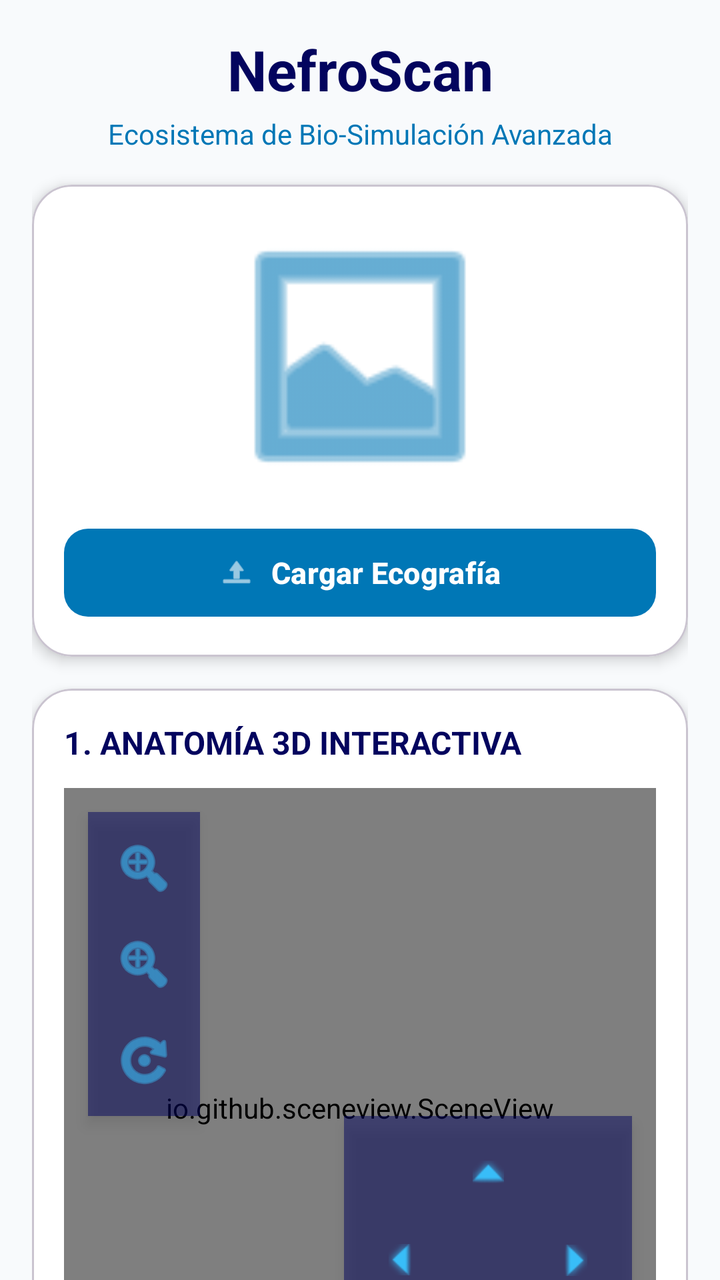
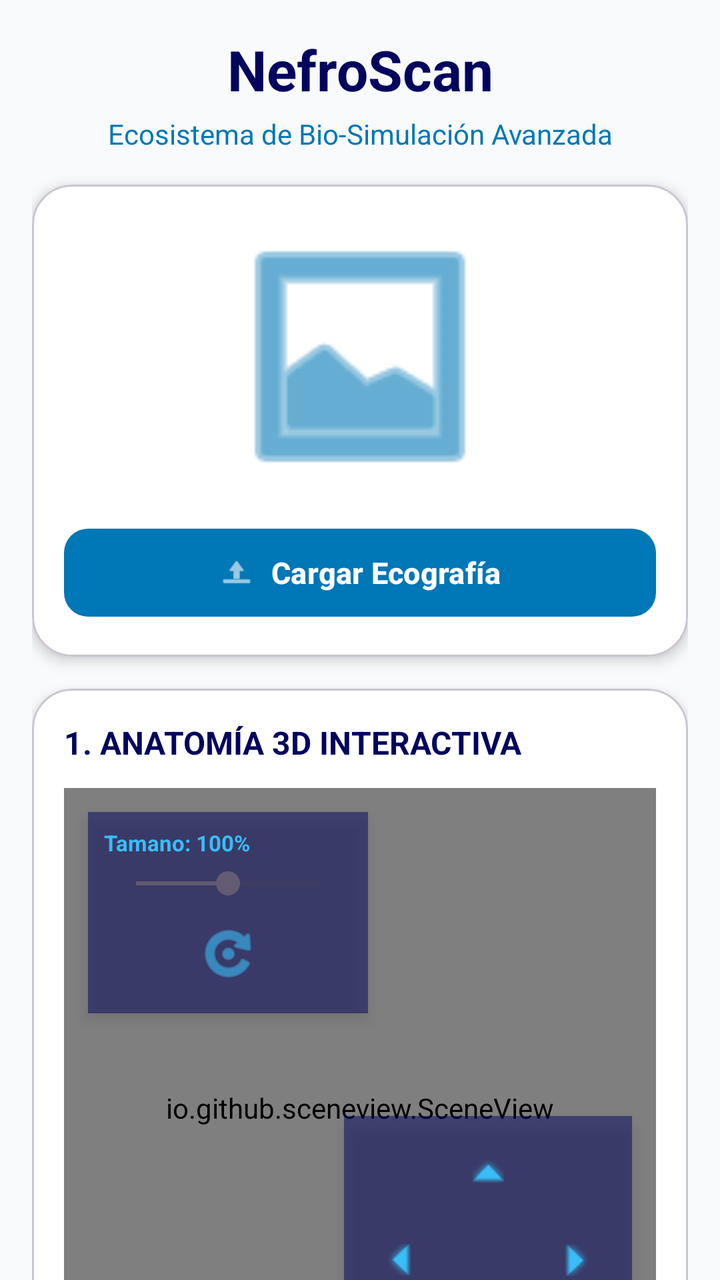

Before-and-after screenshots of an Android layout around one commit, followed by the original layout XML and the change that was made.
<!-- AndroidManifest.xml: application theme Theme.NefroScan -->
<!-- res/layout/activity_main.xml -->
<?xml version="1.0" encoding="utf-8"?>
<ScrollView xmlns:android="http://schemas.android.com/apk/res/android"
    xmlns:app="http://schemas.android.com/apk/res-auto"
    xmlns:tools="http://schemas.android.com/tools"
    android:id="@+id/main"
    android:layout_width="match_parent"
    android:layout_height="match_parent"
    android:background="#F8FAFC"
    android:fillViewport="true"
    android:scrollbars="none"
    android:overScrollMode="ifContentScrolls"
    tools:context=".MainActivity">

    <LinearLayout
        android:layout_width="match_parent"
        android:layout_height="wrap_content"
        android:orientation="vertical"
        android:padding="16dp">

        
        <TextView
            android:layout_width="match_parent"
            android:layout_height="wrap_content"
            android:text="@string/app_name"
            android:textColor="#03045E"
            android:textSize="28sp"
            android:textStyle="bold"
            android:gravity="center"
            android:layout_marginBottom="4dp" />

        <TextView
            android:layout_width="match_parent"
            android:layout_height="wrap_content"
            android:text="@string/subtitle_simulation"
            android:textColor="#0077B6"
            android:textSize="14sp"
            android:gravity="center"
            android:layout_marginBottom="16dp" />

        
        <com.google.android.material.card.MaterialCardView
            android:layout_width="match_parent"
            android:layout_height="wrap_content"
            app:cardCornerRadius="20dp"
            app:cardElevation="4dp"
            app:cardBackgroundColor="#FFFFFF"
            android:layout_marginBottom="16dp">

            <LinearLayout
                android:layout_width="match_parent"
                android:layout_height="wrap_content"
                android:orientation="vertical"
                android:padding="16dp"
                android:gravity="center">

                <ImageView
                    android:id="@+id/imgPreview"
                    android:layout_width="140dp"
                    android:layout_height="140dp"
                    android:scaleType="centerCrop"
                    android:src="@android:drawable/ic_menu_gallery"
                    android:contentDescription="Ecografía renal"
                    android:layout_marginBottom="12dp"
                    app:tint="#0077B6" />

                <com.google.android.material.button.MaterialButton
                    android:id="@+id/btnSelect"
                    android:layout_width="match_parent"
                    android:layout_height="52dp"
                    android:text="@string/btn_load_ultrasound"
                    android:textColor="#FFFFFF"
                    android:textSize="15sp"
                    android:textStyle="bold"
                    app:backgroundTint="#0077B6"
                    app:cornerRadius="12dp"
                    app:icon="@android:drawable/ic_menu_upload"
                    app:iconTint="#FFFFFF"
                    app:iconGravity="textStart" />
            </LinearLayout>
        </com.google.android.material.card.MaterialCardView>

        
        <com.google.android.material.card.MaterialCardView
            android:layout_width="match_parent"
            android:layout_height="wrap_content"
            app:cardCornerRadius="20dp"
            app:cardElevation="4dp"
            app:cardBackgroundColor="#FFFFFF"
            android:layout_marginBottom="16dp">

            <LinearLayout
                android:layout_width="match_parent"
                android:layout_height="wrap_content"
                android:orientation="vertical"
                android:padding="16dp">

                <TextView
                    android:id="@+id/lblTitleVisor"
                    android:layout_width="match_parent"
                    android:layout_height="wrap_content"
                    android:text="@string/title_anatomy_3d"
                    android:textColor="#03045E"
                    android:textSize="16sp"
                    android:textStyle="bold"
                    android:layout_marginBottom="12dp" />

                
                <FrameLayout
                    android:layout_width="match_parent"
                    android:layout_height="320dp"
                    android:layout_marginBottom="12dp"
                    android:background="#0F172A">

                    <io.github.sceneview.SceneView
                        android:id="@+id/singleSceneView"
                        android:layout_width="match_parent"
                        android:layout_height="match_parent" />

                    
                    <LinearLayout
                        android:layout_width="wrap_content"
                        android:layout_height="wrap_content"
                        android:layout_gravity="top|start"
                        android:layout_margin="12dp"
                        android:orientation="vertical"
                        android:background="#8003045E"
                        android:padding="6dp"
                        android:elevation="4dp">

                        <ImageButton
                            android:id="@+id/btnZoomIn"
                            android:layout_width="44dp"
                            android:layout_height="44dp"
                            android:layout_marginBottom="4dp"
                            android:background="?attr/selectableItemBackgroundBorderless"
                            android:contentDescription="Acercar"
                            android:src="@android:drawable/ic_menu_zoom"
                            app:tint="#38BDF8" />

                        <ImageButton
                            android:id="@+id/btnZoomOut"
                            android:layout_width="44dp"
                            android:layout_height="44dp"
                            android:layout_marginBottom="4dp"
                            android:background="?attr/selectableItemBackgroundBorderless"
                            android:contentDescription="Alejar"
                            android:src="@android:drawable/ic_menu_zoom"
                            app:tint="#38BDF8" />

                        <ImageButton
                            android:id="@+id/btnResetView"
                            android:layout_width="44dp"
                            android:layout_height="44dp"
                            android:background="?attr/selectableItemBackgroundBorderless"
                            android:contentDescription="Restablecer vista"
                            android:src="@android:drawable/ic_menu_rotate"
                            app:tint="#38BDF8" />
                    </LinearLayout>

                    
                    <GridLayout
                        android:layout_width="wrap_content"
                        android:layout_height="wrap_content"
                        android:layout_gravity="bottom|end"
                        android:layout_margin="12dp"
                        android:background="#8003045E"
                        android:padding="6dp"
                        android:elevation="4dp"
                        android:rowCount="3"
                        android:columnCount="3">

                        
                        <Space android:layout_width="44dp" android:layout_height="44dp"/>
                        <ImageButton
                            android:id="@+id/btnUp"
                            android:layout_width="44dp"
                            android:layout_height="44dp"
                            android:background="?attr/selectableItemBackgroundBorderless"
                            android:src="@android:drawable/arrow_up_float"
                            app:tint="#38BDF8"
                            android:contentDescription="Mover arriba"/>
                        <Space android:layout_width="44dp" android:layout_height="44dp"/>

                        
                        <ImageButton
                            android:id="@+id/btnLeft"
                            android:layout_width="44dp"
                            android:layout_height="44dp"
                            android:background="?attr/selectableItemBackgroundBorderless"
                            android:src="@android:drawable/arrow_up_float"
                            android:rotation="270"
                            app:tint="#38BDF8"
                            android:contentDescription="Mover izquierda"/>
                        <Space android:layout_width="44dp" android:layout_height="44dp"/>
                        <ImageButton
                            android:id="@+id/btnRight"
                            android:layout_width="44dp"
                            android:layout_height="44dp"
                            android:background="?attr/selectableItemBackgroundBorderless"
                            android:src="@android:drawable/arrow_up_float"
                            android:rotation="90"
                            app:tint="#38BDF8"
                            android:contentDescription="Mover derecha"/>

                        
                        <Space android:layout_width="44dp" android:layout_height="44dp"/>
                        <ImageButton
                            android:id="@+id/btnDown"
                            android:layout_width="44dp"
                            android:layout_height="44dp"
                            android:background="?attr/selectableItemBackgroundBorderless"
                            android:src="@android:drawable/arrow_down_float"
                            app:tint="#38BDF8"
                            android:contentDescription="Mover abajo"/>
                        <Space android:layout_width="44dp" android:layout_height="44dp"/>
                    </GridLayout>
                </FrameLayout>

                
                <com.google.android.material.button.MaterialButton
                    android:id="@+id/btnToggleViewMode"
                    android:layout_width="match_parent"
                    android:layout_height="52dp"
                    android:text="Cambiar Modo: Gemelo Digital"
                    android:textColor="#FFFFFF"
                    android:textStyle="bold"
                    app:backgroundTint="#0077B6"
                    app:cornerRadius="12dp"
                    app:icon="@android:drawable/ic_menu_view"
                    app:iconTint="#FFFFFF"
                    app:iconGravity="textStart"
                    android:layout_marginBottom="16dp" />

                <TextView
                    android:id="@+id/txtStatusTitle"
                    android:layout_width="wrap_content"
                    android:layout_height="wrap_content"
                    android:text="@string/status_waiting"
                    android:textColor="#03045E"
                    android:textSize="15sp"
                    android:textStyle="bold"
                    android:layout_marginBottom="12dp" />

                <TextView
                    android:id="@+id/lblOpacity"
                    android:layout_width="match_parent"
                    android:layout_height="wrap_content"
                    android:text="@string/lbl_opacity_default"
                    android:textColor="#64748B"
                    android:textSize="12sp"
                    android:layout_marginBottom="4dp" />

                <SeekBar
                    android:id="@+id/sbOpacity"
                    android:layout_width="match_parent"
                    android:layout_height="wrap_content"
                    android:max="100"
                    android:progress="0"
                    android:layout_marginBottom="8dp" />

                <TextView
                    android:id="@+id/lblLayers"
                    android:layout_width="match_parent"
                    android:layout_height="wrap_content"
                    android:text="@string/lbl_layers"
                    android:textColor="#64748B"
                    android:textSize="12sp"
                    android:layout_marginBottom="4dp" />

                <SeekBar
                    android:id="@+id/sbLayers"
                    android:layout_width="match_parent"
                    android:layout_height="wrap_content"
                    android:max="100"
                    android:progress="0" />
            </LinearLayout>
        </com.google.android.material.card.MaterialCardView>

        
        <com.google.android.material.card.MaterialCardView
            android:layout_width="match_parent"
            android:layout_height="wrap_content"
            app:cardCornerRadius="20dp"
            app:cardElevation="4dp"
            app:cardBackgroundColor="#FFFFFF"
            android:layout_marginBottom="16dp">

            <LinearLayout
                android:layout_width="match_parent"
                android:layout_height="wrap_content"
                android:orientation="vertical"
                android:padding="16dp">

                <TextView
                    android:layout_width="match_parent"
                    android:layout_height="wrap_content"
                    android:text="@string/title_temporal_projection"
                    android:textColor="#03045E"
                    android:textSize="16sp"
                    android:textStyle="bold"
                    android:layout_marginBottom="16dp" />

                <TextView
                    android:id="@+id/lblWater"
                    android:layout_width="match_parent"
                    android:layout_height="wrap_content"
                    android:text="@string/prediction_calculating"
                    android:textColor="#64748B"
                    android:textSize="13sp"
                    android:layout_marginBottom="4dp" />

                <SeekBar
                    android:id="@+id/sbWater"
                    android:layout_width="match_parent"
                    android:layout_height="wrap_content"
                    android:max="30"
                    android:progress="15"
                    android:layout_marginBottom="12dp" />

                <TextView
                    android:id="@+id/lblSodium"
                    android:layout_width="match_parent"
                    android:layout_height="wrap_content"
                    android:text="@string/prediction_calculating"
                    android:textColor="#64748B"
                    android:textSize="13sp"
                    android:layout_marginBottom="4dp" />

                <SeekBar
                    android:id="@+id/sbSodium"
                    android:layout_width="match_parent"
                    android:layout_height="wrap_content"
                    android:max="2"
                    android:progress="1"
                    android:layout_marginBottom="12dp" />

                <View
                    android:layout_width="match_parent"
                    android:layout_height="1dp"
                    android:background="#0077B6"
                    android:layout_marginVertical="8dp" />

                <TextView
                    android:id="@+id/txtPrediction5Years"
                    android:layout_width="match_parent"
                    android:layout_height="wrap_content"
                    android:text="@string/prediction_calculating"
                    android:textColor="#03045E"
                    android:textSize="14sp"
                    android:layout_marginBottom="4dp" />

                <TextView
                    android:id="@+id/txtPrediction10Years"
                    android:layout_width="match_parent"
                    android:layout_height="wrap_content"
                    android:text="@string/prediction_calculating"
                    android:textColor="#03045E"
                    android:textSize="14sp" />
            </LinearLayout>
        </com.google.android.material.card.MaterialCardView>
    </LinearLayout>
</ScrollView>
<!-- resources referenced by this layout -->
<resources>
  <string name="app_name">NefroScan</string>
  <string name="btn_load_ultrasound">Cargar Ecografía</string>
  <string name="lbl_layers">Capas visibles: %1$s</string>
  <string name="lbl_opacity_default">Ver Estructura Interna (Transparencia): %1$d%%</string>
  <string name="prediction_calculating">Calculando...</string>
  <string name="status_waiting">Esperando Análisis...</string>
  <string name="subtitle_simulation">Ecosistema de Bio-Simulación Avanzada</string>
  <string name="title_anatomy_3d">1. ANATOMÍA 3D INTERACTIVA</string>
  <string name="title_temporal_projection">PROYECCIÓN TEMPORAL MULTI-VARIABLE</string>
  <style name="Theme.NefroScan" parent="Base.Theme.NefroScan" />
  <style name="Base.Theme.NefroScan" parent="Theme.Material3.DayNight.NoActionBar">
          
          
      </style>
</resources>

<!-- the commit's change to res/layout/activity_main.xml (unified diff, before → after) -->
@@ -59,7 +59,7 @@
                     android:layout_height="140dp"
                     android:scaleType="centerCrop"
                     android:src="@android:drawable/ic_menu_gallery"
-                    android:contentDescription="Ecografía renal"
+                    android:contentDescription="Ecografia renal"
                     android:layout_marginBottom="12dp"
                     app:tint="#0077B6" />
 
@@ -118,39 +118,38 @@
 
                     
                     <LinearLayout
-                        android:layout_width="wrap_content"
+                        android:layout_width="140dp"
                         android:layout_height="wrap_content"
                         android:layout_gravity="top|start"
                         android:layout_margin="12dp"
                         android:orientation="vertical"
                         android:background="#8003045E"
-                        android:padding="6dp"
+                        android:padding="8dp"
                         android:elevation="4dp">
 
-                        <ImageButton
-                            android:id="@+id/btnZoomIn"
-                            android:layout_width="44dp"
-                            android:layout_height="44dp"
-                            android:layout_marginBottom="4dp"
-                            android:background="?attr/selectableItemBackgroundBorderless"
-                            android:contentDescription="Acercar"
-                            android:src="@android:drawable/ic_menu_zoom"
-                            app:tint="#38BDF8" />
-
-                        <ImageButton
-                            android:id="@+id/btnZoomOut"
-                            android:layout_width="44dp"
-                            android:layout_height="44dp"
-                            android:layout_marginBottom="4dp"
-                            android:background="?attr/selectableItemBackgroundBorderless"
-                            android:contentDescription="Alejar"
-                            android:src="@android:drawable/ic_menu_zoom"
-                            app:tint="#38BDF8" />
+                        <TextView
+                            android:id="@+id/lblZoom"
+                            android:layout_width="match_parent"
+                            android:layout_height="wrap_content"
+                            android:text="Tamano: 100%"
+                            android:textColor="#38BDF8"
+                            android:textSize="11sp"
+                            android:textStyle="bold"
+                            android:layout_marginBottom="4dp" />
+
+                        <SeekBar
+                            android:id="@+id/sbZoom"
+                            android:layout_width="match_parent"
+                            android:layout_height="wrap_content"
+                            android:max="200"
+                            android:progress="100" />
 
                         <ImageButton
                             android:id="@+id/btnResetView"
                             android:layout_width="44dp"
                             android:layout_height="44dp"
+                            android:layout_gravity="center_horizontal"
+                            android:layout_marginTop="4dp"
                             android:background="?attr/selectableItemBackgroundBorderless"
                             android:contentDescription="Restablecer vista"
                             android:src="@android:drawable/ic_menu_rotate"
@@ -242,23 +241,6 @@
                     android:layout_marginBottom="12dp" />
 
                 <TextView
-                    android:id="@+id/lblOpacity"
-                    android:layout_width="match_parent"
-                    android:layout_height="wrap_content"
-                    android:text="@string/lbl_opacity_default"
-                    android:textColor="#64748B"
-                    android:textSize="12sp"
-                    android:layout_marginBottom="4dp" />
-
-                <SeekBar
-                    android:id="@+id/sbOpacity"
-                    android:layout_width="match_parent"
-                    android:layout_height="wrap_content"
-                    android:max="100"
-                    android:progress="0"
-                    android:layout_marginBottom="8dp" />
-
-                <TextView
                     android:id="@+id/lblLayers"
                     android:layout_width="match_parent"
                     android:layout_height="wrap_content"
<!-- resource entries referenced after the edit -->
@@ -3,7 +3,6 @@
   <string name="app_name">NefroScan</string>
   <string name="btn_load_ultrasound">Cargar Ecografía</string>
   <string name="lbl_layers">Capas visibles: %1$s</string>
-  <string name="lbl_opacity_default">Ver Estructura Interna (Transparencia): %1$d%%</string>
   <string name="prediction_calculating">Calculando...</string>
   <string name="status_waiting">Esperando Análisis...</string>
   <string name="subtitle_simulation">Ecosistema de Bio-Simulación Avanzada</string>
